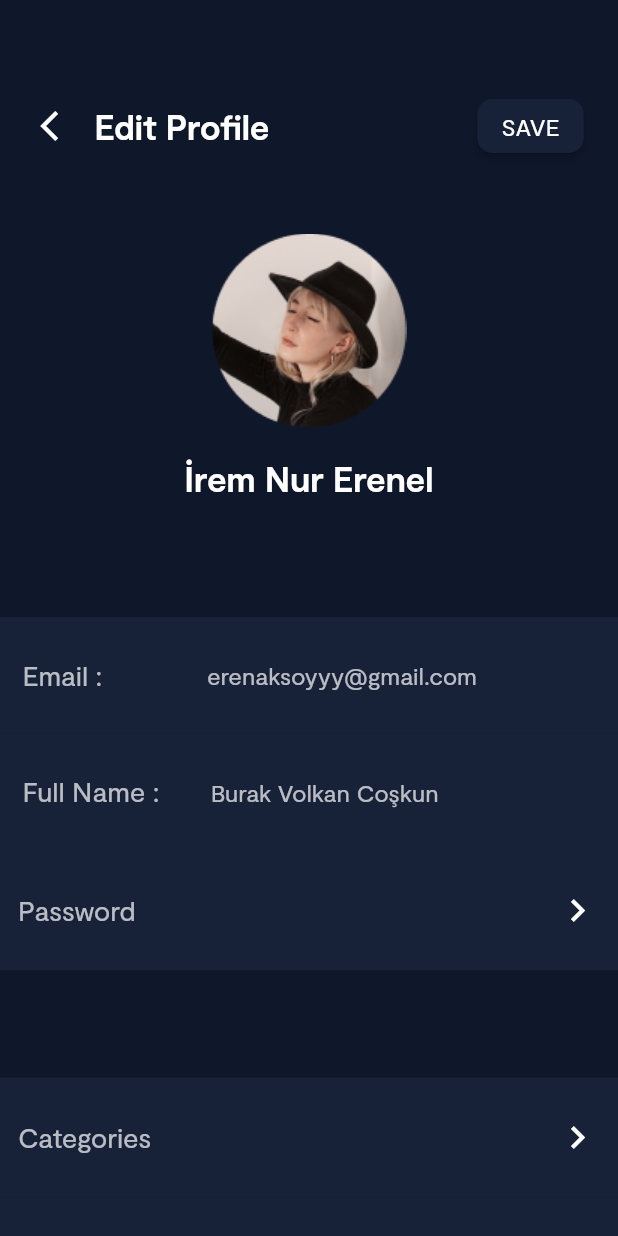
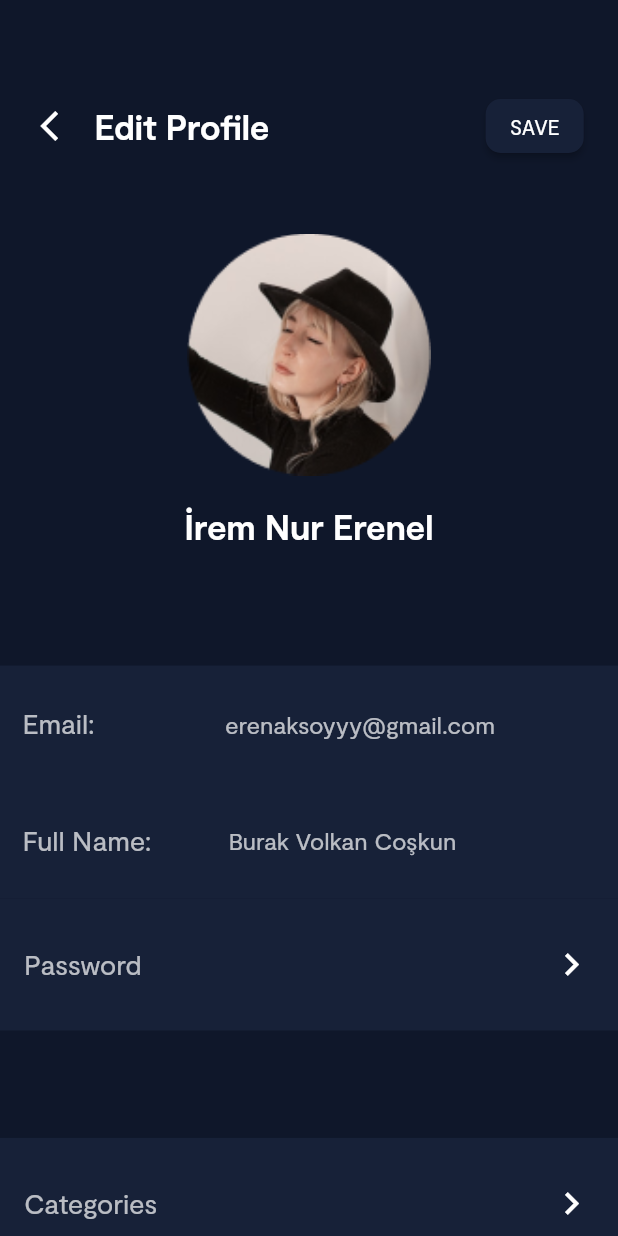
Before and after one commit to BerkayAkdenx/develop_berkay, a Flutter app: the SettingPage screen opened directly, after a tap on "Edit Profile", on a phone screen of 412 x 824 dp. Run offline on Flutter 3.47's test engine with Material 2 defaults, Android fonts, the phone set to English and light mode, and no system bars; our stand-ins replace auto_size_text, flutter_screenutil.

Commit message:
fixed all (make up)

```diff
--- a/profile_bitely/lib/core/Global/Resources/app_texts.dart
+++ b/profile_bitely/lib/core/Global/Resources/app_texts.dart
@@ -101,11 +101,11 @@ abstract class AppTexts {
   static const goodNight = "goodNight";
   static const editProfile = "Edit Profile";
   static const billingDetails = "Billing Details";
-  static const challenges = "challenges";
-  static const likes = "likes";
+  static const challenges = "Challenges";
+  static const likes = "Likes";
   static const bitelist = "bitelist";
   static const bookmarks = "bookmarks";
-  static const finished = "finished";
+  static const finished = "Finished";
   static const youHaventStarted = "youHaventStarted";
   static const paymentFailed = "Payment failed.";
   static const weAreUnable =
@@ -114,7 +114,7 @@ abstract class AppTexts {
   static const getPremium = "Get Premium";
   static const subscribeNowSevenDays = "Subscribe now and try 7 days for free";
   static const account = "Account";
-  static const preferences = "preferences";
+  static const preferences = "Preferences";
   static const notifications = "Notifications";
   static const about = "About";
   static const aboutBitely = "About Bitely";
@@ -126,7 +126,7 @@ abstract class AppTexts {
   static const fullName = "fullName";
   static const username = "username";
   static const thinksYouLike = "thinksYouLike";
-  static const pushNotification = "Push Notification";
+  static const pushNotification = "Push Notifications";
   static const dailyReminder = "dailyReminder";
   static const personalReminders = "personalReminders";
   static const thingsYouSaved = "thingsYouSaved";
@@ -136,7 +136,7 @@ abstract class AppTexts {
   static const stayingOnTrack = "Staying on Track";
   static const getReminders =
       "Get reminders to revise book ideas and get inspired by daily insights. ";
-  static const upToDate = "Up To Date";
+  static const upToDate = "Up to date";
   static const weWillRecommend =
       "We’ll recommend you new gems based on your interest.";
   static const rememberToHit =
--- a/profile_bitely/lib/feature/profile/pages/profile_page.dart
+++ b/profile_bitely/lib/feature/profile/pages/profile_page.dart
@@ -6,7 +6,7 @@ import 'package:profile_bitely/core/Global/Resources/app_radiuses.dart';
 import 'package:profile_bitely/core/Global/Resources/app_spacings.dart';
 import 'package:profile_bitely/core/Global/Resources/app_text_styles.dart';
 import 'package:profile_bitely/core/Global/Resources/app_texts.dart';
-import 'package:profile_bitely/feature/profile/widgets/payment_failed_widget.dart';
+import 'package:profile_bitely/feature/profile/widgets/profile_get_premium_widget.dart';
 import 'package:profile_bitely/feature/profile/widgets/profile_page_column_widget.dart';
 import 'package:profile_bitely/feature/profile/widgets/profile_with_pro_widget.dart';
 
@@ -74,7 +74,7 @@ class ProfilePage extends StatelessWidget {
                       children: [
                         const ProfileWithProWidget(
                           text: "Burak Volkan Coşkun",
-                          proTagActive: true,
+                          proTagActive: false,
                         ),
                         Row(
                           children: [
@@ -118,7 +118,7 @@ class ProfilePage extends StatelessWidget {
             //this row for get Premium
             Row(
               mainAxisAlignment: MainAxisAlignment.center,
-              children: const [PaymentFailedWidget()],
+              children: const [ProfileGetPremiumWidget()],
             ),
             SizedBox(height: 25.h),
             //this row for Keep Reading
--- a/profile_bitely/lib/feature/settings/pages/edit_page.dart
+++ b/profile_bitely/lib/feature/settings/pages/edit_page.dart
@@ -32,7 +32,10 @@ class EditPage extends StatelessWidget {
             Column(
               children: [
                 SizedBox(height: 40.h),
-                Image.asset(AppImages.settingsProfile),
+                Image.asset(
+                  AppImages.settingsProfile,
+                  scale: 0.8,
+                ),
                 Padding(
                   padding: AppSpacings.sAll20,
                   child: Text(
@@ -52,9 +55,9 @@ class EditPage extends StatelessWidget {
                 child: Row(
                   children: [
                     Padding(
-                      padding: EdgeInsets.only(right: 61.w),
+                      padding: EdgeInsets.only(right: 76.w),
                       child: Text(
-                        "Email :",
+                        "Email:",
                         style: AppTextStyles.titleMediumDark
                             .copyWith(color: AppColors.whiteOpasity),
                       ),
@@ -77,9 +80,9 @@ class EditPage extends StatelessWidget {
                 child: Row(
                   children: [
                     Padding(
-                      padding: EdgeInsets.only(right: 30.w),
+                      padding: EdgeInsets.only(right: 45.w),
                       child: Text(
-                        "Full Name :",
+                        "Full Name:",
                         style: AppTextStyles.titleMediumDark
                             .copyWith(color: AppColors.whiteOpasity),
                       ),
--- a/profile_bitely/lib/feature/settings/pages/notification_page.dart
+++ b/profile_bitely/lib/feature/settings/pages/notification_page.dart
@@ -18,7 +18,7 @@ class NotificationPage extends StatelessWidget {
           //this row for appbar
           AppbarWidget(
             title: AppTexts.notifications,
-            saveActive: true,
+            saveActive: false,
             onpressedForSave: () {},
           ),
           SizedBox(height: 50.h),
--- a/profile_bitely/lib/feature/settings/pages/settings_page.dart
+++ b/profile_bitely/lib/feature/settings/pages/settings_page.dart
@@ -42,7 +42,10 @@ class SettingPage extends StatelessWidget {
           Column(
             children: [
               SizedBox(height: 40.h),
-              Image.asset(AppImages.settingsProfile),
+              Image.asset(
+                AppImages.settingsProfile,
+                scale: 0.8,
+              ),
               Padding(
                 padding: AppSpacings.sAll20,
                 child: Text(
--- a/profile_bitely/lib/feature/settings/widgets/appbar_widget.dart
+++ b/profile_bitely/lib/feature/settings/widgets/appbar_widget.dart
@@ -45,7 +45,7 @@ class AppbarWidget extends StatelessWidget {
                           onPressed: onpressedForSave,
                           child: Text(
                             AppTexts.save,
-                            style: AppTextStyles.bodyMediumDark,
+                            style: AppTextStyles.bodySmallDark,
                           )),
                     )
                   : null)
--- a/profile_bitely/lib/feature/settings/widgets/clickable_container_widget.dart
+++ b/profile_bitely/lib/feature/settings/widgets/clickable_container_widget.dart
@@ -17,7 +17,7 @@ class ClickableContainerWidget extends StatelessWidget {
   @override
   Widget build(BuildContext context) {
     return ListTile(
-      contentPadding: AppSpacings.sAll12,
+      contentPadding: AppSpacings.sAll16,
       tileColor: AppColors.settingRowBackground,
       trailing: isExternal
           ? null
--- a/profile_bitely/lib/feature/settings/widgets/title_with_text_widget.dart
+++ b/profile_bitely/lib/feature/settings/widgets/title_with_text_widget.dart
@@ -28,7 +28,8 @@ class TitleWithText extends StatelessWidget {
           width: 270.w,
           child: AutoSizeText(
             text,
-            style: AppTextStyles.bodySmallDark,
+            style: AppTextStyles.bodySmallDark
+                .copyWith(color: Colors.white.withOpacity(0.85)),
             maxLines: 2,
           ),
         ),
--- a/profile_bitely/lib/main.dart
+++ b/profile_bitely/lib/main.dart
@@ -1,6 +1,6 @@
 import 'package:flutter/material.dart';
 import 'package:flutter_screenutil/flutter_screenutil.dart';
-import 'package:profile_bitely/feature/profile/pages/profile_page.dart';
+import 'package:profile_bitely/feature/settings/pages/settings_page.dart';
 
 void main() => runApp(const MyApp());
 
@@ -13,7 +13,7 @@ class MyApp extends StatelessWidget {
       builder: (context, child) => const MaterialApp(
         debugShowCheckedModeBanner: false,
         title: 'Material App',
-        home: ProfilePage(),
+        home: SettingPage(),
       ),
     );
   }
```
